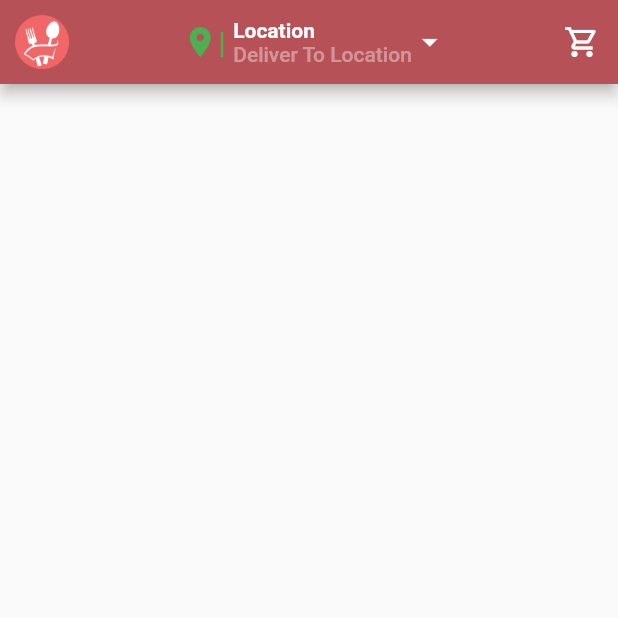
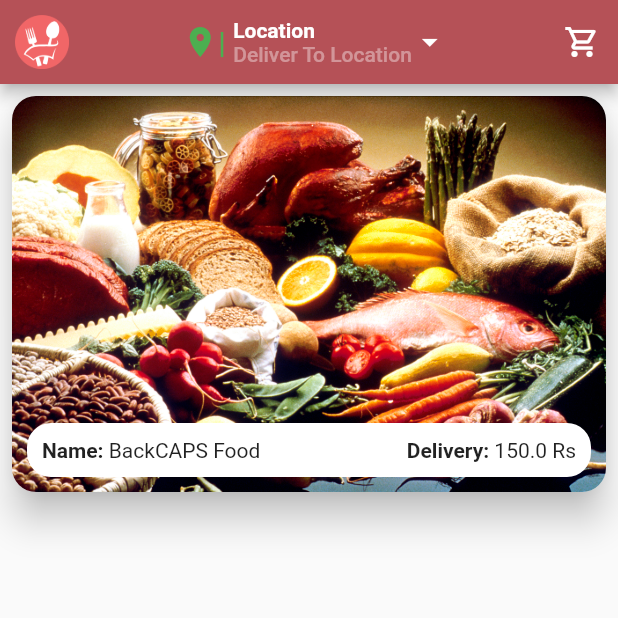
Before and after one commit to Zohaib1397/homenom, a Flutter app: the HomeScreen screen opened by its route, on a phone screen of 412 x 824 dp, the top half of it. Run offline on Flutter 3.47's test engine with Material 2 defaults, Android fonts, the phone set to English and light mode, and no system bars; our stand-ins replace cloud_firestore, firebase_auth, firebase_core, pinput; accounts and stored records are empty.

Commit message:
Menu card is added successfully

```diff
--- a/lib/constants/constants.dart
+++ b/lib/constants/constants.dart
@@ -13,3 +13,4 @@ final kInputFieldDecoration = InputDecoration(
 );
 
 const kAppBackgroundColor = const Color(0xFFB55157);
+const kDefaultBorderRadius = 16.0;
--- a/lib/main.dart
+++ b/lib/main.dart
@@ -31,7 +31,7 @@ class MyApp extends StatelessWidget {
   Widget build(BuildContext context) {
     return MaterialApp(
       debugShowCheckedModeBanner: false,
-      initialRoute: HomeScreen.id,
+      initialRoute: AuthenticationStatus.id,
       routes: {
         CartScreen.id: (context) => const CartScreen(),
         HomeScreen.id : (context) => const HomeScreen(),
--- a/lib/screens/cart_screen.dart
+++ b/lib/screens/cart_screen.dart
@@ -18,21 +18,6 @@ class _CartScreenState extends State<CartScreen> {
       appBar: AppBar(
         title: const Text("My Cart List"),
         backgroundColor: kAppBackgroundColor,
-        actions: [
-          IconButton(
-            onPressed: () {},
-            icon: const Icon(
-              Icons.shopping_cart_outlined,
-              color: Colors.white,
-            ),
-          )
-        ],
-        leading: IconButton(
-          icon: const Icon(Icons.clear_all),
-          onPressed: () {
-            // clearCartNow(context);
-          },
-        ),
         centerTitle: true,
         automaticallyImplyLeading: true,
         elevation: 0,
--- a/lib/screens/home_screen.dart
+++ b/lib/screens/home_screen.dart
@@ -6,6 +6,7 @@ import 'package:homenom/screens/location_screen.dart';
 import 'package:homenom/screens/login_screen.dart';
 import 'package:homenom/screens/profile_screen.dart';
 import 'package:homenom/screens/widgets/drawer.dart';
+import 'package:homenom/screens/widgets/menu_card.dart';
 
 class HomeScreen extends StatefulWidget {
   const HomeScreen({super.key});
@@ -97,8 +98,16 @@ class _HomeScreenState extends State<HomeScreen> {
               ))
         ],
       ),
-      body: ListView(
-
+      body: SingleChildScrollView(
+        child: Column(
+          children: [
+            MenuCard(
+              menuImage: AssetImage("assets/temporary/food_background.jpg"),
+              menuName: "BackCAPS Food",
+              deliveryPrice: 150,
+            ),
+          ],
+        ),
       ),
       drawer: MyDrawer(
         onSignOut: signOut,
--- /dev/null
+++ b/lib/screens/recipe_screen.dart
@@ -0,0 +1,12 @@
+import 'package:flutter/material.dart';
+
+class RecipeScreen extends StatelessWidget {
+  const RecipeScreen({super.key});
+
+  static const String id = "Recipe_Screen";
+
+  @override
+  Widget build(BuildContext context) {
+    return const Placeholder();
+  }
+}
--- /dev/null
+++ b/lib/screens/widgets/menu_card.dart
@@ -0,0 +1,74 @@
+import 'package:flutter/material.dart';
+
+import '../../constants/constants.dart';
+
+
+
+class MenuCard extends StatelessWidget {
+  final AssetImage menuImage;
+  final String menuName;
+  final double deliveryPrice;
+  const MenuCard({super.key, required this.menuImage, required this.menuName, required this.deliveryPrice});
+
+  @override
+  Widget build(BuildContext context) {
+    return Padding(
+      padding: const EdgeInsets.all(8.0),
+      child: InkWell(
+        onTap: (){
+          ScaffoldMessenger.of(context).showSnackBar(SnackBar(content: Text("Menu Opened")));
+        },
+        child: Material(
+          borderRadius: BorderRadius.circular(kDefaultBorderRadius),
+          elevation: 10,
+          child: Stack(
+            alignment: Alignment.center,
+            children: [
+              ClipRRect(
+                borderRadius: BorderRadius.circular(kDefaultBorderRadius),
+                child: Image(
+                  image: menuImage,
+                  fit: BoxFit.cover,
+                ),
+              ),
+              Positioned(
+                bottom: 10,
+                left: 10,
+                right: 10,
+                child: Container(
+                  decoration: BoxDecoration(
+                    color: Colors.white,
+                    borderRadius: BorderRadius.circular(kDefaultBorderRadius),
+                  ),
+                  child: Padding(
+                    padding: const EdgeInsets.all(10.0),
+                    child: Align(
+                      alignment: Alignment.centerLeft,
+                      child: Row(
+                        mainAxisAlignment: MainAxisAlignment.spaceBetween,
+                        children: [
+                          Row(
+                            children: [
+                              const Text("Name: ", style: TextStyle(fontWeight: FontWeight.bold),),
+                              Text(menuName),
+                            ],
+                          ),
+                          Row(
+                            children: [
+                              const Text("Delivery: ", style: TextStyle(fontWeight: FontWeight.bold),),
+                              Text('$deliveryPrice Rs'),
+                            ],
+                          ),
+                        ],
+                      ),
+                    ),
+                  ),
+                ),
+              ),
+            ],
+          ),
+        ),
+      ),
+    );
+  }
+}
--- a/lib/screens/widgets/receipe_card.dart
+++ /dev/null
@@ -1,16 +0,0 @@
-import 'package:flutter/material.dart';
-
-class RecipeCard extends StatelessWidget {
-  const RecipeCard({super.key});
-
-  @override
-  Widget build(BuildContext context) {
-    return Container(
-      child: Column(
-        children: [
-
-        ],
-      ),
-    );
-  }
-}
--- a/pubspec.yaml
+++ b/pubspec.yaml
@@ -20,7 +20,6 @@ dependencies:
   firebase_auth: ^4.10.1
   pinput: ^3.0.1
   cloud_firestore: ^4.9.3
-  map_location_picker: ^1.2.8+3
 
 dev_dependencies:
   flutter_test:
@@ -47,7 +46,7 @@ flutter:
   # To add assets to your application, add an assets section, like this:
   assets:
     - assets/
-  #   - images/a_dot_ham.jpeg
+    - assets/temporary/
 
   # An image asset can refer to one or more resolution-specific "variants", see
   # https://flutter.dev/assets-and-images/#resolution-aware
```
Also changed, not shown: assets/temporary/food_background.jpg (added), pubspec.lock, 1 other file.
